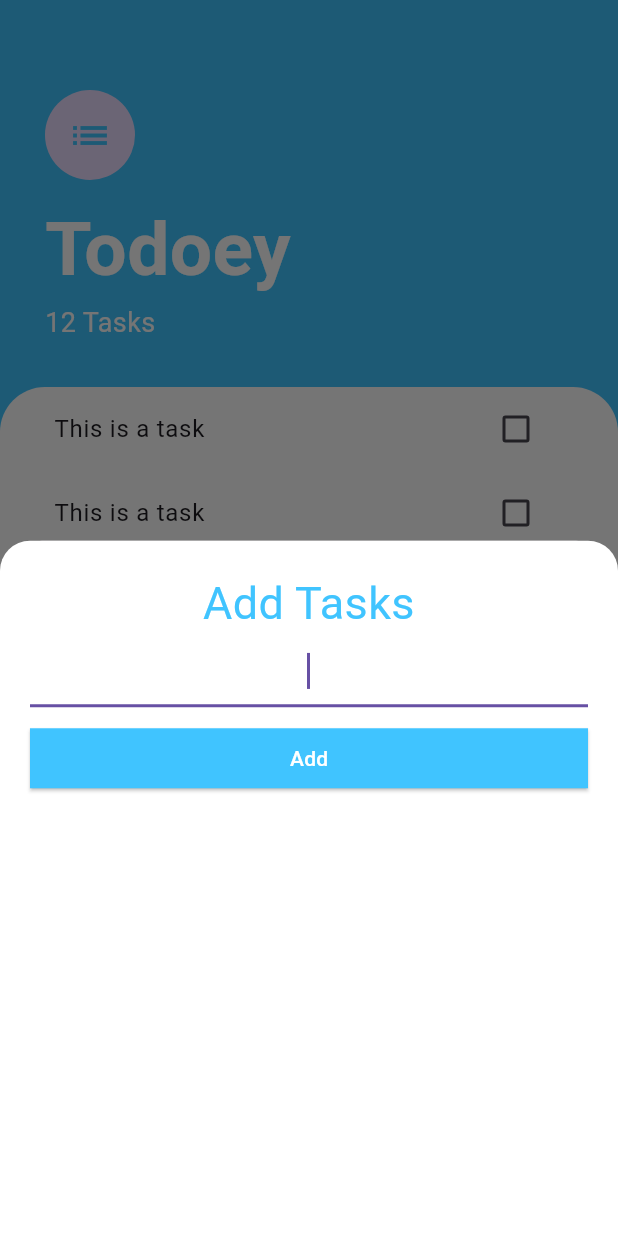
After one commit to Athars904/todoapp, a Flutter app: the screen it shows after launch, after a tap on the "add" icon, on a phone screen of 412 x 824 dp. The commit adds this screen. Run offline on Flutter 3.47's test engine with Material 3 defaults, Android fonts, the phone set to English and light mode, and no system bars.

Commit message:
Added more modularity and made Bottom Sheet to add more tasks.

```diff
--- /dev/null
+++ b/lib/screens/add_tasks_screen.dart
@@ -0,0 +1,57 @@
+import 'package:flutter/material.dart';
+
+class AddTask extends StatelessWidget {
+  const AddTask({Key? key});
+
+  @override
+  Widget build(BuildContext context) {
+    return Container(
+      color: const Color(0xFF757575),
+      child: Container(
+        padding: const EdgeInsets.all(20.0),
+        decoration: const BoxDecoration(
+          color: Colors.white,
+          borderRadius: BorderRadius.only(
+            topLeft: Radius.circular(20.0),
+            topRight: Radius.circular(20.0),
+          ),
+        ),
+        child: Column(
+          crossAxisAlignment: CrossAxisAlignment.stretch,
+          children: <Widget>[
+            Text(
+              'Add Tasks',
+              textAlign: TextAlign.center,
+              style: TextStyle(
+                color: Colors.lightBlueAccent,
+                fontSize: 30.0,
+              ),
+            ),
+            TextField(
+              autofocus: true,
+              textAlign: TextAlign.center,
+            ),
+            SizedBox(
+              height: 10.0,
+            ),
+            ElevatedButton(
+              onPressed: () {
+                // Add your onPressed function here
+              },
+              child: Text('Add',
+              style: TextStyle(color: Colors.white),),
+              style: ButtonStyle(
+                backgroundColor: MaterialStateProperty.all(Colors.lightBlueAccent),
+                shape: MaterialStateProperty.all<RoundedRectangleBorder>(
+                  RoundedRectangleBorder(
+                    borderRadius: BorderRadius.circular(0),
+                  ),
+                ),
+              ),
+            ),
+          ],
+        ),
+      ),
+    );
+  }
+}
--- a/lib/screens/tasks_screen.dart
+++ b/lib/screens/tasks_screen.dart
@@ -1,12 +1,22 @@
 import 'package:flutter/material.dart';
 import 'package:todoapp/widgets/tasks_list.dart';
-
+import 'package:todoapp/screens/add_tasks_screen.dart';
 class TaskScreen extends StatelessWidget {
   const TaskScreen({super.key});
 
   @override
   Widget build(BuildContext context) {
     return Scaffold(
+      floatingActionButton: FloatingActionButton(
+        backgroundColor: Colors.lightBlueAccent,
+        splashColor: Colors.blue,
+        child: const Icon(Icons.add,
+        color: Colors.white,),
+        onPressed: ()
+        {
+          showModalBottomSheet(context: context, builder:(context)=> const AddTask());
+        },
+      ),
       backgroundColor: Colors.lightBlueAccent,
       body: SafeArea(
         child: Column(
--- a/lib/widgets/tasks_tile.dart
+++ b/lib/widgets/tasks_tile.dart
@@ -6,6 +6,7 @@ class TaskTile extends StatelessWidget {
     return ListTile(
       title: Text('This is a task'),
       trailing: Checkbox(value: false, onChanged: (bool? value){
+
         value=true;
       }),
     );
```
